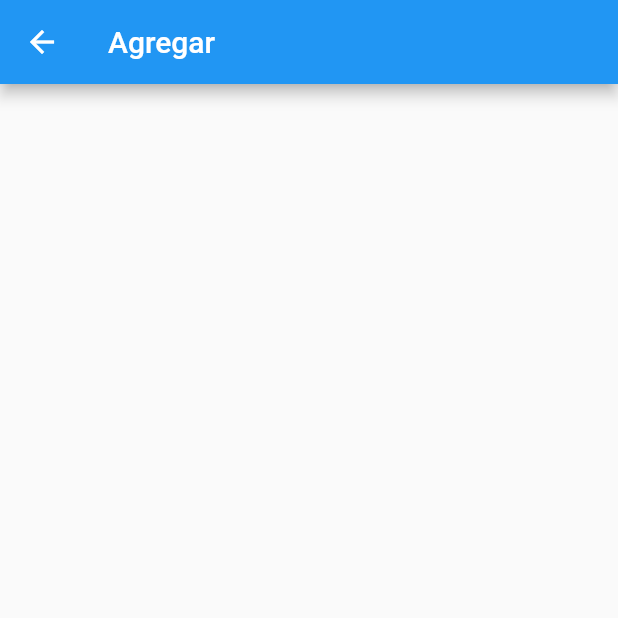
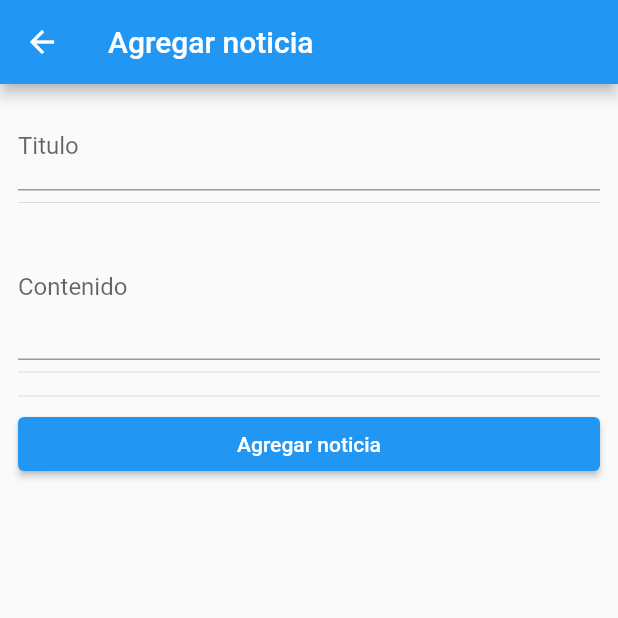
Before and after one commit to shigupatapa/TrabajoDAM020, a Flutter app: the PageAddNoticia screen opened directly, on a phone screen of 412 x 824 dp, the top half of it. Run offline on Flutter 3.47's test engine with Material 2 defaults, Android fonts, the phone set to English and light mode, and no system bars; our stand-ins replace cloud_firestore, cool_alert, firebase_auth, firebase_core, flutter_zoom_drawer, google_sign_in and 4 more; accounts and stored records are empty; network calls fail.

Commit message:
noticias ordenadas y Crud

```diff
--- a/cliente_entregable/lib/pages/noticias/page_addnoticias.dart
+++ b/cliente_entregable/lib/pages/noticias/page_addnoticias.dart
@@ -1,4 +1,6 @@
+import 'package:cloud_firestore/cloud_firestore.dart';
 import 'package:flutter/material.dart';
+import '../../provider/noticias_service.dart';
 
 class PageAddNoticia extends StatefulWidget {
   PageAddNoticia({Key? key}) : super(key: key);
@@ -7,13 +9,49 @@
   State<PageAddNoticia> createState() => _PageAddNoticiaState();
 }
 
+TextEditingController tituloCtrl = TextEditingController();
+TextEditingController contenidoCtrl = TextEditingController();
+DateTime currentPhoneDate = DateTime.now(); //DateTime
+
+Timestamp fecha = Timestamp.fromDate(currentPhoneDate);
+
 class _PageAddNoticiaState extends State<PageAddNoticia> {
   @override
   Widget build(BuildContext context) {
     return Scaffold(
-      appBar: AppBar(
-        title: Text('Agregar'),
-      ),
-    );
+        appBar: AppBar(
+          title: Text('Agregar noticia'),
+        ),
+        body: Form(
+            child: Padding(
+          padding: EdgeInsets.all(12),
+          child: ListView(children: [
+            TextFormField(
+              controller: tituloCtrl,
+              decoration: InputDecoration(labelText: 'Titulo'),
+            ),
+            Divider(),
+            TextFormField(
+              controller: contenidoCtrl,
+              decoration: InputDecoration(labelText: 'Contenido'),
+              maxLines: 3,
+            ),
+            Divider(),
+
+            /// la wea de la fecha
+            Divider(),
+            Container(
+              child: ElevatedButton(
+                child: Text('Agregar noticia'),
+                onPressed: () {
+                  String titulo = tituloCtrl.text.trim();
+                  String contenido = contenidoCtrl.text.trim();
+                  FirestoreService().noticiaAgregar(titulo, contenido, fecha);
+                  Navigator.pop(context);
+                },
+              ),
+            ),
+          ]),
+        )));
   }
 }
--- a/cliente_entregable/lib/pages/noticias/page_editnoticias.dart
+++ b/cliente_entregable/lib/pages/noticias/page_editnoticias.dart
@@ -36,6 +36,8 @@
                     );
                   }
                   var data = snapshot.data;
+                  tituloCtrl.text = data['titulo'];
+                  contenidoCtrl.text = data['contenido'];
 
                   return ListView(children: [
                     TextFormField(
@@ -46,6 +48,7 @@
                     TextFormField(
                       controller: contenidoCtrl,
                       decoration: InputDecoration(labelText: 'Contenido'),
+                      maxLines: 3,
                     ),
                     Divider(),
 
--- a/cliente_entregable/lib/provider/noticias_service.dart
+++ b/cliente_entregable/lib/provider/noticias_service.dart
@@ -12,11 +12,11 @@
   }
 
   //agregar productos
-  Future productosAgregar(String nombre, int stock, int precio) {
-    return FirebaseFirestore.instance.collection('productos').doc().set({
-      'nombre': nombre,
-      'stock': stock,
-      'precio': precio,
+  Future noticiaAgregar(String titulo, String contenido, Timestamp fecha) {
+    return FirebaseFirestore.instance.collection('noticias').doc().set({
+      'titulo': titulo,
+      'contenido': contenido,
+      'fecha': fecha,
     });
   }
 
@@ -40,8 +40,12 @@
   Future noticiaEditar(
       String idNoticia, String titulo, String contenido, Timestamp fecha) {
     return FirebaseFirestore.instance
-        .collection('productos')
+        .collection('noticias')
         .doc(idNoticia)
-        .update({});
+        .update({
+      'titulo': titulo,
+      'contenido': contenido,
+      'fecha': fecha,
+    });
   }
 }
```
Also changed, not shown: cliente_entregable/lib/pages/noticias/page_listnoticias.dart (+11 -2 lines).
